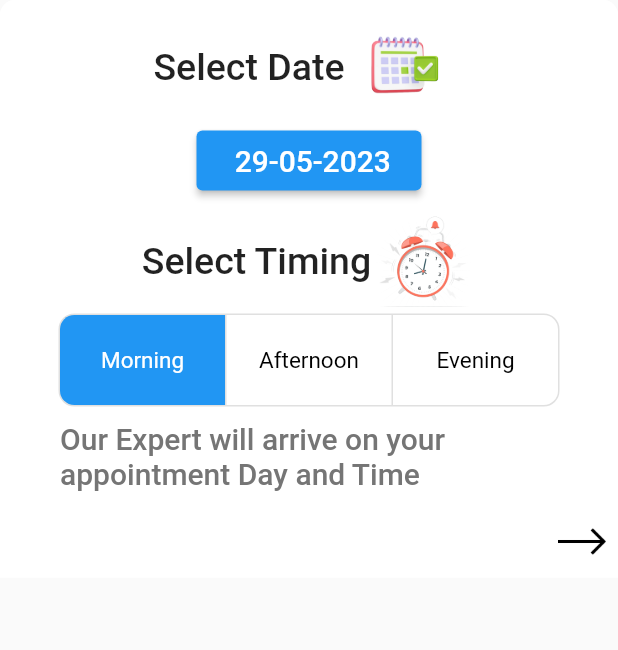
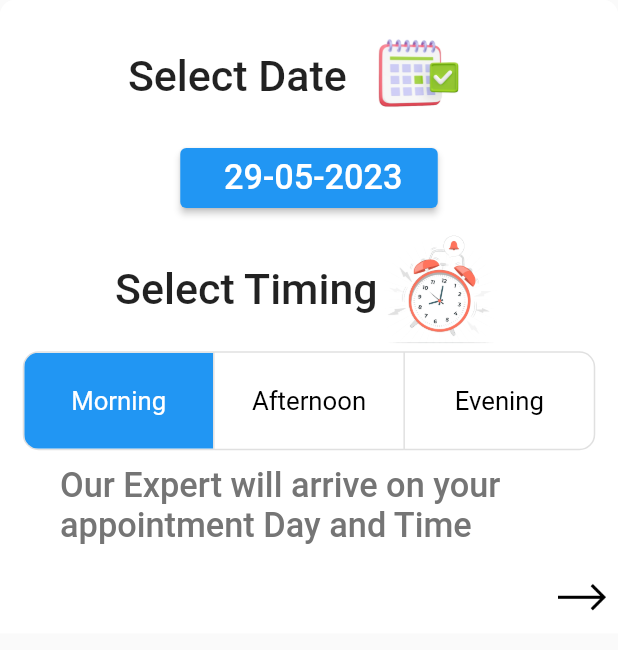
Before and after one commit to flameXpriyanshu/Repair-Duniya, a Flutter app: the ModalBotoomSheet widget shown alone on an empty page, opened directly, after a tap on "Installation", on a phone screen of 412 x 824 dp. Shown: the top 650 px of the screen. Run offline on Flutter 3.47's test engine with Material 2 defaults, Android fonts, the phone set to English and light mode, and no system bars; our stand-ins replace carousel_slider, country_picker, firebase_auth, firebase_core, flutter_rating_bar, flutter_screenutil and 6 more; missing offline and left inert: flutter_polyline_points; accounts and stored records are empty.

Commit message:
responsive

```diff
--- a/lib/pop_Up_Screen/Date_Screen.dart
+++ b/lib/pop_Up_Screen/Date_Screen.dart
@@ -1,4 +1,5 @@
 import 'package:flutter/material.dart';
+import 'package:flutter_screenutil/flutter_screenutil.dart';
 //import 'package:repair_duniya/pop_Up_Screen/Show_Date.dart';
 import 'package:repair_duniya/pop_Up_Screen/address.dart';
 import 'package:intl/intl.dart';
@@ -52,8 +53,8 @@ class _DateBottomSheetState extends State<DateBottomSheet>
     return Padding(
         padding: const EdgeInsets.symmetric(vertical: 20),
         child: Container(
-            height: 20,
-            width: 110,
+            height: 20.h,
+            width: 110.w,
             // child: OutlinedButton(
             //     style: ButtonStyle(
             // backgroundColor: _hasBeenPressed
@@ -88,7 +89,7 @@ class _DateBottomSheetState extends State<DateBottomSheet>
               child: Text(
                 Time,
                 style: TextStyle(
-                  fontSize: 15,
+                  fontSize: 15.sp,
                   // color: _hasBeenPressed ? Colors.white : Colors.black,
                 ),
               ),
@@ -115,10 +116,10 @@ class _DateBottomSheetState extends State<DateBottomSheet>
               children: [
                 Text(
                   "Select Date",
-                  style: TextStyle(fontSize: 25, fontWeight: FontWeight.w500),
+                  style: TextStyle(fontSize: 25.sp, fontWeight: FontWeight.w500),
                 ),
                 Container(
-                  height: 60,
+                  height: 60.h,
                   child: Image.asset(
                       'assets/3d-render-calendar-page-with-green-tick-icon_107791-15944-removebg-preview.png'),
                 ),
@@ -149,10 +150,10 @@ class _DateBottomSheetState extends State<DateBottomSheet>
               children: [
                 Text(
                   "Select Timing",
-                  style: TextStyle(fontSize: 25, fontWeight: FontWeight.w500),
+                  style: TextStyle(fontSize: 25.sp, fontWeight: FontWeight.w500),
                 ),
                 Container(
-                  height: 70,
+                  height: 70.h,
                   child: Image.asset(
                       'assets/alarm-clock-concept-illustration_114360-14276-removebg-preview.png'),
                 )
@@ -305,7 +306,7 @@ class _DateBottomSheetState extends State<DateBottomSheet>
               child: Text(
                 "Our Expert will arrive on your appointment Day and Time",
                 style: TextStyle(
-                    fontSize: 20,
+                    fontSize: 20.sp,
                     color: Colors.grey.shade600,
                     fontWeight: FontWeight.w500),
               ),
@@ -377,7 +378,7 @@ class _dateTimepickerState extends State<dateTimepicker> {
 
               'No date Choosen',
               // : dateFormat.format(_selectedDate),
-              style: TextStyle(fontSize: 20, color: Colors.black),
+              style: TextStyle(fontSize: 20.sp, color: Colors.black),
             )
           // : GridView.builder(
           //     gridDelegate: SliverGridDelegateWithFixedCrossAxisCount(
@@ -441,7 +442,7 @@ class _dateTimepickerState extends State<dateTimepicker> {
           //         )),
 
           : Container(
-              width: 150,
+              width: 150.w,
               child: ElevatedButton(
                 style: ElevatedButton.styleFrom(
                   backgroundColor: Colors.blue,
@@ -451,7 +452,7 @@ class _dateTimepickerState extends State<dateTimepicker> {
                 child: Container(
                   child: Text(
                     dateFormat.format(_selectedDate),
-                    style: TextStyle(fontSize: 20, color: Colors.white),
+                    style: TextStyle(fontSize: 20.sp, color: Colors.white),
                   ),
                 ),
                 onPressed: () {
--- a/lib/pop_Up_Screen/Install_Screen.dart
+++ b/lib/pop_Up_Screen/Install_Screen.dart
@@ -1,4 +1,5 @@
 import 'package:flutter/material.dart';
+import 'package:flutter_screenutil/flutter_screenutil.dart';
 import 'package:repair_duniya/pop_Up_Screen/Date_Screen.dart';
 import 'package:repair_duniya/pop_Up_Screen/Describe_Screen.dart';
 
@@ -60,7 +61,7 @@ class _ModalBotoomSheetState extends State<ModalBotoomSheet> {
                 child: Center(
                     child: Text(
                   "Select Service",
-                  style: TextStyle(fontSize: 30, fontWeight: FontWeight.w500),
+                  style: TextStyle(fontSize: 30.sp, fontWeight: FontWeight.w500),
                 )),
               ),
               Row(
@@ -69,8 +70,8 @@ class _ModalBotoomSheetState extends State<ModalBotoomSheet> {
                     padding:
                         const EdgeInsets.symmetric(vertical: 20, horizontal: 5),
                     child: SizedBox(
-                      height: 50,
-                      width: 170,
+                      height: 50.h,
+                      width: 170.w,
                       child: ElevatedButton(
                           style: ButtonStyle(
                               elevation: null,
@@ -122,7 +123,7 @@ class _ModalBotoomSheetState extends State<ModalBotoomSheet> {
                           child: Text(
                             "Installation",
                             style: TextStyle(
-                              fontSize: 20,
+                              fontSize: 20.sp,
                               color: Color.fromARGB(255, 158, 205, 244),
                             ),
                           )),
@@ -132,8 +133,8 @@ class _ModalBotoomSheetState extends State<ModalBotoomSheet> {
                     padding:
                         const EdgeInsets.symmetric(vertical: 20, horizontal: 5),
                     child: SizedBox(
-                      height: 50,
-                      width: 170,
+                      height: 50.h,
+                      width: 170.w,
                       child: ElevatedButton(
                           style: ButtonStyle(
                               backgroundColor:
@@ -175,7 +176,7 @@ class _ModalBotoomSheetState extends State<ModalBotoomSheet> {
 
                           child: Text(
                             "Repair",
-                            style: TextStyle(fontSize: 20, color: Colors.white),
+                            style: TextStyle(fontSize: 20.sp, color: Colors.white),
                           )),
                     ),
                   ),
--- a/lib/pop_Up_Screen/address.dart
+++ b/lib/pop_Up_Screen/address.dart
@@ -1,6 +1,7 @@
 import 'package:flutter/material.dart';
 
 import 'package:flutter/material.dart';
+import 'package:flutter_screenutil/flutter_screenutil.dart';
 import 'package:repair_duniya/pop_Up_Screen/Date_Screen.dart';
 
 Widget Address_sheet() {
@@ -20,7 +21,7 @@ Widget Address_sheet() {
         child: Center(
             child: Text(
           "Select Address",
-          style: TextStyle(fontSize: 35, fontWeight: FontWeight.w500),
+          style: TextStyle(fontSize: 35.sp, fontWeight: FontWeight.w500),
         )),
       ),
       Padding(
```
Also changed, not shown: lib/pop_Up_Screen/Describe_Screen.dart (+7 -6 lines), lib/pop_Up_Screen/booking_button.dart (+6 -5 lines).
